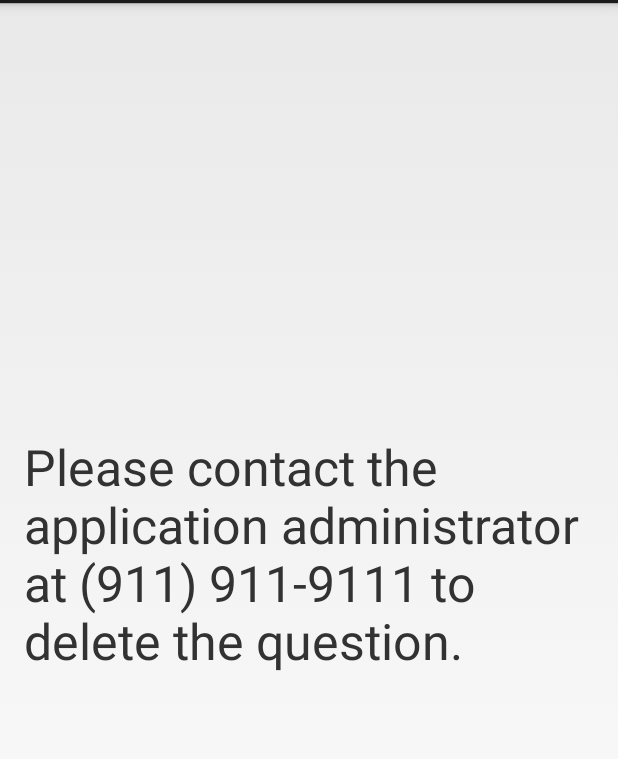
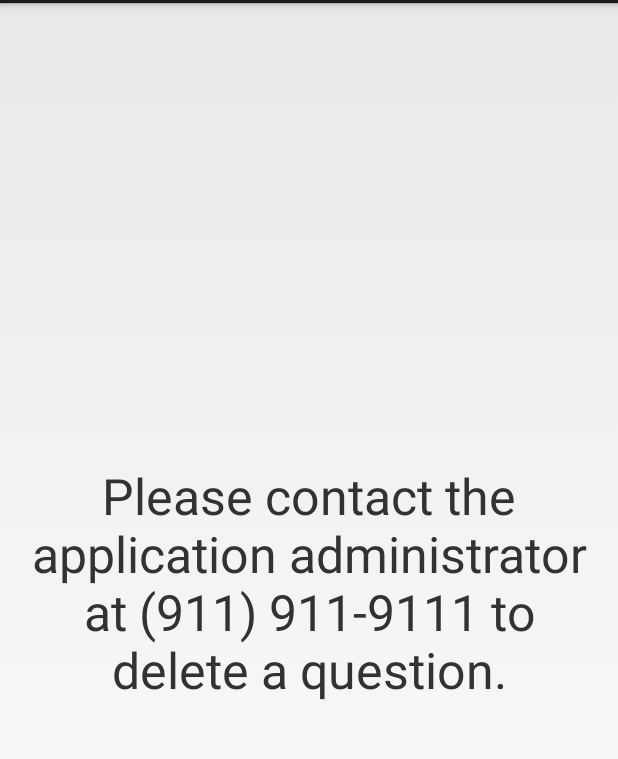
Before and after one commit to dwgarrett2013/trashtrivia, an Android app: the DeleteQuestion screen opened directly, with no data from a screen before it, on a phone screen of 412 x 824 dp, the part 69-828 px from its top. Run offline under Robolectric (Android 15) with nearby library versions, the phone set to English and light mode, and no system bars.

Commit message:
Modifying cell width on list options

```diff
--- a/app/src/main/java/com/example/david/trashtrivia/NotificationsActivity.java
+++ b/app/src/main/java/com/example/david/trashtrivia/NotificationsActivity.java
@@ -87,7 +87,10 @@ public class NotificationsActivity extends Activity implements View.OnClickListe
                                 public void onDataChange(@NonNull DataSnapshot dataSnapshot) {
                                     final TextView senderUsername=new TextView(getApplicationContext());
                                     senderUsername.setGravity(Gravity.START);
-                                    senderUsername.setMaxWidth(10);
+                                    senderUsername.setWidth(senderAsPixels);
+
+
+                                    //senderUsername.setMaxWidth(10);
                                     for (DataSnapshot postSnapshot : dataSnapshot.getChildren()) {
                                         senderUsername.setText(postSnapshot.child("username").getValue().toString());
                                     }
--- a/app/src/main/res/layout/activity_delete_question.xml
+++ b/app/src/main/res/layout/activity_delete_question.xml
@@ -10,7 +10,8 @@
         android:id="@+id/DeleteQuestion"
         android:layout_width="380dp"
         android:layout_height="200dp"
-        android:text="Please contact the application administrator at (911) 911-9111 to delete the question."
+        android:gravity="center"
+        android:text="Please contact the application administrator at (911) 911-9111 to delete a question."
         android:textSize="33sp"
         app:layout_constraintBottom_toBottomOf="parent"
         app:layout_constraintEnd_toEndOf="parent"
--- a/app/src/main/res/layout/activity_modify_question.xml
+++ b/app/src/main/res/layout/activity_modify_question.xml
@@ -10,7 +10,8 @@
         android:id="@+id/ModifyQuestion"
         android:layout_width="380dp"
         android:layout_height="200dp"
-        android:text="Please contact the application administrator at (911) 911-9111 to modify the question."
+        android:gravity="center"
+        android:text="Please contact the application administrator at (911) 911-9111 to modify a question."
         android:textSize="33sp"
         app:layout_constraintBottom_toBottomOf="parent"
         app:layout_constraintEnd_toEndOf="parent"
```
Also changed, not shown: app/src/main/java/com/example/david/trashtrivia/MetricsActivity.java (+6 -3 lines).
